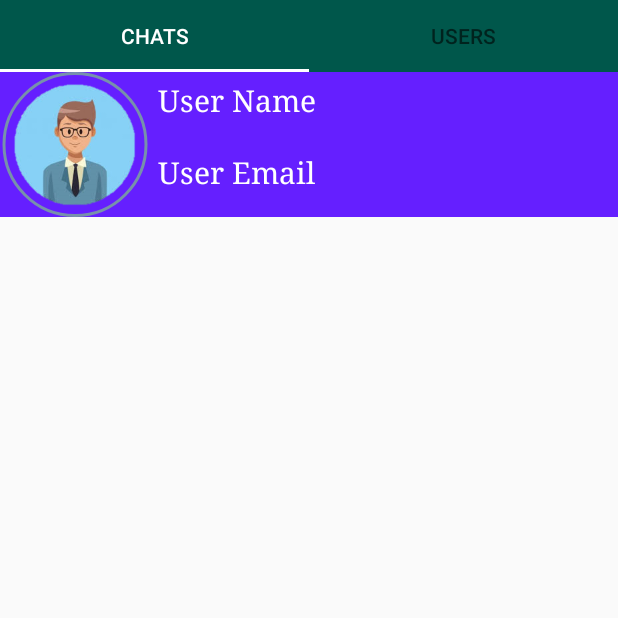
After one commit to havefun77612/Attendance-System, an Android app: the ChatFragment screen opened directly, with no data from a screen before it, on a phone screen of 412 x 824 dp, the top half of it. The commit adds this screen. Run offline under Robolectric (Android 15) with nearby library versions, the phone set to English and light mode, and no system bars; our stand-ins replace CircleImageView, Firebase (no records; nobody signed in at launch, a user with empty details on screens opened directly), Picasso.

Commit message:
Adding Basics of chatting featre && Fragments

```diff
--- /dev/null
+++ b/app/src/main/java/com/havefun/attendancesystem/Chat/ChatFragment.java
@@ -0,0 +1,19 @@
+package com.havefun.attendancesystem.Chat;
+
+import android.os.Bundle;
+import android.view.LayoutInflater;
+import android.view.View;
+import android.view.ViewGroup;
+
+import androidx.fragment.app.Fragment;
+
+import com.havefun.attendancesystem.R;
+
+
+public class ChatFragment extends Fragment {
+    @Override
+    public View onCreateView(LayoutInflater inflater, ViewGroup container,
+                             Bundle savedInstanceState) {
+        return inflater.inflate(R.layout.fragment_chat, container, false);
+    }
+}
--- /dev/null
+++ b/app/src/main/java/com/havefun/attendancesystem/Chat/MainChat.java
@@ -0,0 +1,86 @@
+package com.havefun.attendancesystem.Chat;
+
+import android.content.Intent;
+import android.os.Bundle;
+
+import androidx.annotation.NonNull;
+import androidx.annotation.Nullable;
+import androidx.appcompat.app.AppCompatActivity;
+import androidx.fragment.app.Fragment;
+import androidx.fragment.app.FragmentManager;
+import androidx.fragment.app.FragmentPagerAdapter;
+import androidx.viewpager.widget.ViewPager;
+
+import com.google.android.material.tabs.TabLayout;
+import com.havefun.attendancesystem.MainPage;
+import com.havefun.attendancesystem.R;
+
+import java.util.ArrayList;
+
+public class MainChat extends AppCompatActivity {
+    TabLayout tabLayout;
+    ViewPager viewPager;
+    ViewPagerAdapter viewPagerAdapter;
+
+    @Override
+    protected void onCreate(Bundle savedInstanceState) {
+        super.onCreate(savedInstanceState);
+        setContentView(R.layout.main_chat);
+        initializeVars();
+    }
+
+    private void initializeVars() {
+        preparFragments();
+
+    }
+
+    private void preparFragments() {
+        tabLayout=(TabLayout)findViewById(R.id.tab_layout);
+        viewPager=(ViewPager)findViewById(R.id.view_pager);
+        viewPagerAdapter=new ViewPagerAdapter(getSupportFragmentManager());
+        viewPagerAdapter.addFragment(new ChatFragment(),"Chats");
+        viewPagerAdapter.addFragment(new UsersFragment(),"Users");
+        viewPager.setAdapter(viewPagerAdapter);
+        tabLayout.setupWithViewPager(viewPager);
+    }
+
+    @Override
+    public void onBackPressed() {
+        super.onBackPressed();
+        startActivity(new Intent(getApplicationContext(), MainPage.class));
+        finish();
+    }
+
+    class ViewPagerAdapter extends FragmentPagerAdapter{
+    private ArrayList <Fragment> fragments;
+    private ArrayList <String> titles;
+
+    ViewPagerAdapter(FragmentManager fm){
+            super(fm);
+            this.fragments=new ArrayList<>();
+            this.titles=new ArrayList<>();
+    }
+    @NonNull
+    @Override
+    public Fragment getItem(int position) {
+        return fragments.get(position);
+    }
+
+    @Override
+    public int getCount() {
+        return fragments.size();
+    }
+    public void addFragment(Fragment fragment,String title){
+        fragments.add(fragment);
+        titles.add(title);
+    }
+
+    // import the overrided
+
+    @Nullable
+    @Override
+    public CharSequence getPageTitle(int position) {
+        return titles.get(position);
+    }
+}
+}
--- /dev/null
+++ b/app/src/main/java/com/havefun/attendancesystem/Chat/RecycleAdapter.java
@@ -0,0 +1,63 @@
+package com.havefun.attendancesystem.Chat;
+
+import android.content.Context;
+import android.view.LayoutInflater;
+import android.view.View;
+import android.view.ViewGroup;
+import android.widget.ImageView;
+import android.widget.TextView;
+
+import androidx.annotation.NonNull;
+import androidx.recyclerview.widget.RecyclerView;
+
+import com.havefun.attendancesystem.ChatUser;
+import com.havefun.attendancesystem.R;
+import com.squareup.picasso.Picasso;
+
+import java.util.List;
+
+public class RecycleAdapter extends RecyclerView.Adapter<RecycleAdapter.ViewHolder> {
+    private Context context;
+    private List <ChatUser> users;
+    public RecycleAdapter(Context context,List<ChatUser> user){
+       this.context=context;
+       this.users=user;
+    }
+
+    @NonNull
+    @Override
+    public ViewHolder onCreateViewHolder(@NonNull ViewGroup parent, int viewType) {
+        View view= LayoutInflater.from(context).inflate(R.layout.user_card,parent,false);
+        return new RecycleAdapter.ViewHolder(view);
+    }
+
+    @Override
+    public void onBindViewHolder(@NonNull ViewHolder holder, int position) {
+        ChatUser user=users.get(position);
+        holder.username.setText(user.getUserName());
+        try {
+            Picasso.get().load(user.getUserProfileUri()).placeholder(R.drawable.profile5).into(holder.userImageView);
+        }catch (Exception e){
+            e.getMessage();
+        }
+    }
+
+    @Override
+    public int getItemCount() {
+        return users.size();
+    }
+
+
+    public class  ViewHolder extends RecyclerView.ViewHolder{
+        /// getting the structure from the card
+        public TextView username;
+        public ImageView userImageView;
+
+        public ViewHolder(@NonNull View itemView) {
+            super(itemView);
+            username=itemView.findViewById(R.id.usersUserName);
+            userImageView=itemView.findViewById(R.id.usersUserImage);
+        }
+    }
+
+}
--- /dev/null
+++ b/app/src/main/java/com/havefun/attendancesystem/Chat/UsersFragment.java
@@ -0,0 +1,74 @@
+package com.havefun.attendancesystem.Chat;
+
+import android.os.Bundle;
+import android.view.LayoutInflater;
+import android.view.View;
+import android.view.ViewGroup;
+
+import androidx.annotation.NonNull;
+import androidx.fragment.app.Fragment;
+import androidx.recyclerview.widget.LinearLayoutManager;
+import androidx.recyclerview.widget.RecyclerView;
+
+import com.google.firebase.auth.FirebaseAuth;
+import com.google.firebase.auth.FirebaseUser;
+import com.google.firebase.database.DataSnapshot;
+import com.google.firebase.database.DatabaseError;
+import com.google.firebase.database.DatabaseReference;
+import com.google.firebase.database.FirebaseDatabase;
+import com.google.firebase.database.ValueEventListener;
+import com.havefun.attendancesystem.ChatUser;
+import com.havefun.attendancesystem.R;
+
+import java.util.ArrayList;
+import java.util.List;
+
+
+public class UsersFragment extends Fragment {
+private RecyclerView recyclerView;
+private List<ChatUser> userInfos;
+private RecycleAdapter recycleAdapter;
+private View view;
+    @Override
+    public View onCreateView(LayoutInflater inflater, ViewGroup container,
+                             Bundle savedInstanceState) {
+      view=inflater.inflate(R.layout.fragment_users, container, false);
+        repareView();
+
+      return view;
+    }
+
+    private void repareView() {
+    recyclerView=view.findViewById(R.id.recyclerView);
+    recyclerView.setHasFixedSize(true);
+    recyclerView.setLayoutManager(new LinearLayoutManager(getContext()));
+    userInfos=new ArrayList<>();
+    readUsers();
+    }
+
+    private void readUsers() {
+        final FirebaseUser firebaseUser= FirebaseAuth.getInstance().getCurrentUser();
+        DatabaseReference reference= FirebaseDatabase.getInstance().getReference("Users");
+        reference.addValueEventListener(new ValueEventListener() {
+            @Override
+            public void onDataChange(@NonNull DataSnapshot dataSnapshot) {
+                userInfos.clear();
+                for (DataSnapshot snapshot:dataSnapshot.getChildren()){
+                    ChatUser user= snapshot.getValue(ChatUser.class);
+                    assert user != null;
+                    assert firebaseUser != null;
+                    if (!user.getUserId().equals(firebaseUser.getUid())){
+                        userInfos.add(user);
+                    }
+                }
+                recycleAdapter =new RecycleAdapter(getContext(),userInfos);
+                recyclerView.setAdapter(recycleAdapter);
+            }
+
+            @Override
+            public void onCancelled(@NonNull DatabaseError databaseError) {
+
+            }
+        });
+    }
+}
--- /dev/null
+++ b/app/src/main/res/layout/fragment_chat.xml
@@ -0,0 +1,70 @@
+<?xml version="1.0" encoding="utf-8"?>
+
+<LinearLayout xmlns:android="http://schemas.android.com/apk/res/android"
+    xmlns:tools="http://schemas.android.com/tools"
+    android:layout_width="match_parent"
+    android:layout_height="match_parent"
+    xmlns:app="http://schemas.android.com/apk/res-auto"
+    android:orientation="vertical"
+    tools:context=".Chat.ChatFragment">
+
+        <LinearLayout
+            android:layout_width="match_parent"
+            android:layout_height="0dp"
+            android:layout_weight="1"
+            android:background="@color/dpurplea400"
+            android:orientation="horizontal">
+
+            <de.hdodenhof.circleimageview.CircleImageView
+                android:id="@+id/chatUserImage"
+                android:layout_width="100dp"
+                android:layout_height="match_parent"
+                android:src="@drawable/profile5"
+                app:civ_border_color="@color/green300alpha"
+                app:civ_border_width="2dp"
+
+                />
+
+            <LinearLayout
+                android:layout_width="match_parent"
+                android:layout_height="match_parent"
+                android:orientation="vertical"
+
+                >
+
+                <TextView
+                    android:id="@+id/chatUserName"
+                    android:layout_width="match_parent"
+                    android:layout_height="0dp"
+                    android:layout_weight="1"
+                    android:padding="5dp"
+                    android:text="User Name"
+                    android:textColor="@color/white"
+                    android:textSize="20sp"
+                    app:fontFamily="serif"
+
+                    />
+
+                <TextView
+                    android:id="@+id/chatUserEmail"
+                    android:layout_width="match_parent"
+                    android:layout_height="0dp"
+                    android:layout_weight="1"
+                    android:padding="5dp"
+                    android:text="User Email"
+                    android:textColor="@color/white"
+                    android:textSize="20sp"
+                    app:fontFamily="serif" />
+
+            </LinearLayout>
+
+
+        </LinearLayout>
+
+        <ListView
+            android:id="@+id/userListView"
+            android:layout_width="match_parent"
+            android:layout_height="0dp"
+            android:layout_weight="7" />
+
+    </LinearLayout>
--- /dev/null
+++ b/app/src/main/res/layout/main_chat.xml
@@ -0,0 +1,31 @@
+<?xml version="1.0" encoding="utf-8"?>
+<androidx.constraintlayout.widget.ConstraintLayout xmlns:android="http://schemas.android.com/apk/res/android"
+    xmlns:app="http://schemas.android.com/apk/res-auto"
+    xmlns:tools="http://schemas.android.com/tools"
+    android:layout_width="match_parent"
+    android:layout_height="match_parent"
+    tools:context=".Chat.MainChat">
+
+
+    <com.google.android.material.tabs.TabLayout
+        android:id="@+id/tab_layout"
+        android:layout_width="match_parent"
+        android:layout_height="wrap_content"
+        android:background="@color/colorPrimaryDark"
+        app:layout_constraintEnd_toEndOf="parent"
+        app:layout_constraintStart_toStartOf="parent"
+        app:layout_constraintTop_toTopOf="parent"
+        app:tabIndicatorColor="@color/white"
+        app:tabSelectedTextColor="@color/white" />
+
+    <androidx.viewpager.widget.ViewPager
+        android:id="@+id/view_pager"
+        android:layout_width="0dp"
+        android:layout_height="0dp"
+        app:layout_behavior="@string/appbar_scrolling_view_behavior"
+        app:layout_constraintBottom_toBottomOf="parent"
+        app:layout_constraintEnd_toEndOf="parent"
+        app:layout_constraintStart_toStartOf="parent"
+        app:layout_constraintTop_toBottomOf="@+id/tab_layout" />
+
+</androidx.constraintlayout.widget.ConstraintLayout>
--- a/app/src/main/res/values/strings.xml
+++ b/app/src/main/res/values/strings.xml
@@ -16,5 +16,10 @@
     <string name="login_password_hint">Password</string>
     <string name="register">REGISTER</string>
     <string name="signup_login_hint">Already have an account? Sign In</string>
+    <string name="username">chatusername</string>
+    <string name="user_email">chat user email</string>
+
+    <!-- TODO: Remove or change this placeholder text -->
+    <string name="hello_blank_fragment">Hello blank fragment</string>
 
 </resources>
```
Also changed, not shown: app/build.gradle (+7 -3 lines), app/src/main/AndroidManifest.xml (+5 -3 lines), app/src/main/java/com/havefun/attendancesystem/ChatUser.java (added, +40 -0 lines), app/src/main/java/com/havefun/attendancesystem/MainPage.java (+10 -1 lines), app/src/main/java/com/havefun/attendancesystem/Profile/ProfileActivity.java (+4 -4 lines), app/src/main/java/com/havefun/attendancesystem/UserInfo.java (+16 -21 lines), app/src/main/res/layout/fragment_users.xml (added, +19 -0 lines), app/src/main/res/layout/user_card.xml (added, +45 -0 lines).
